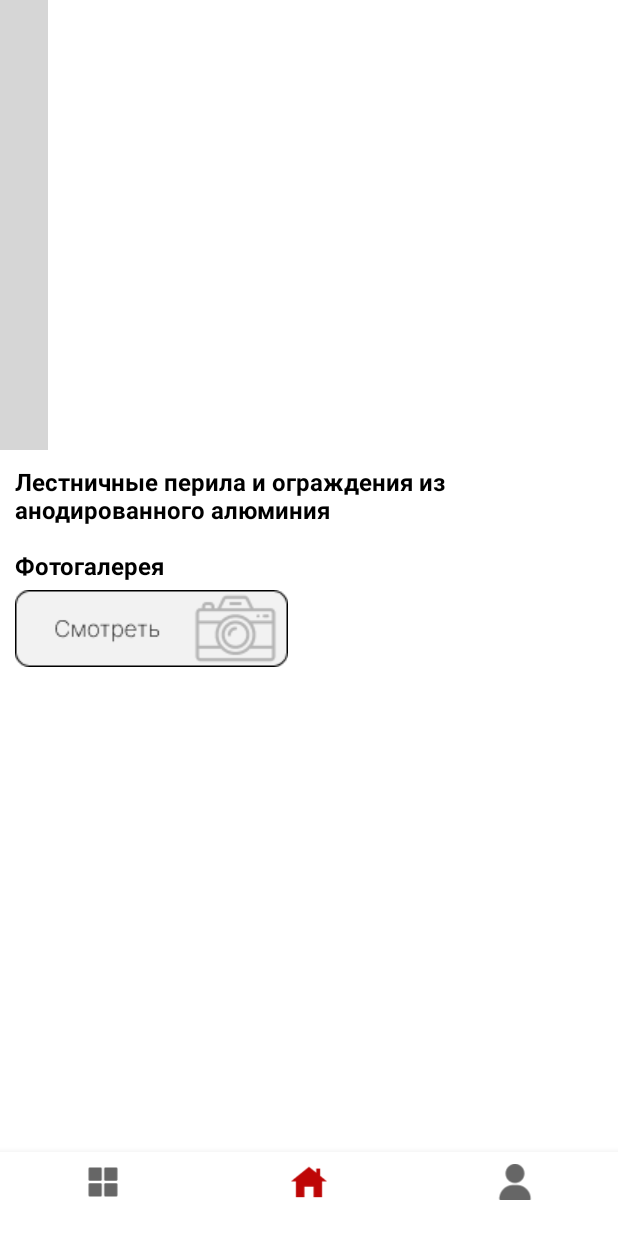
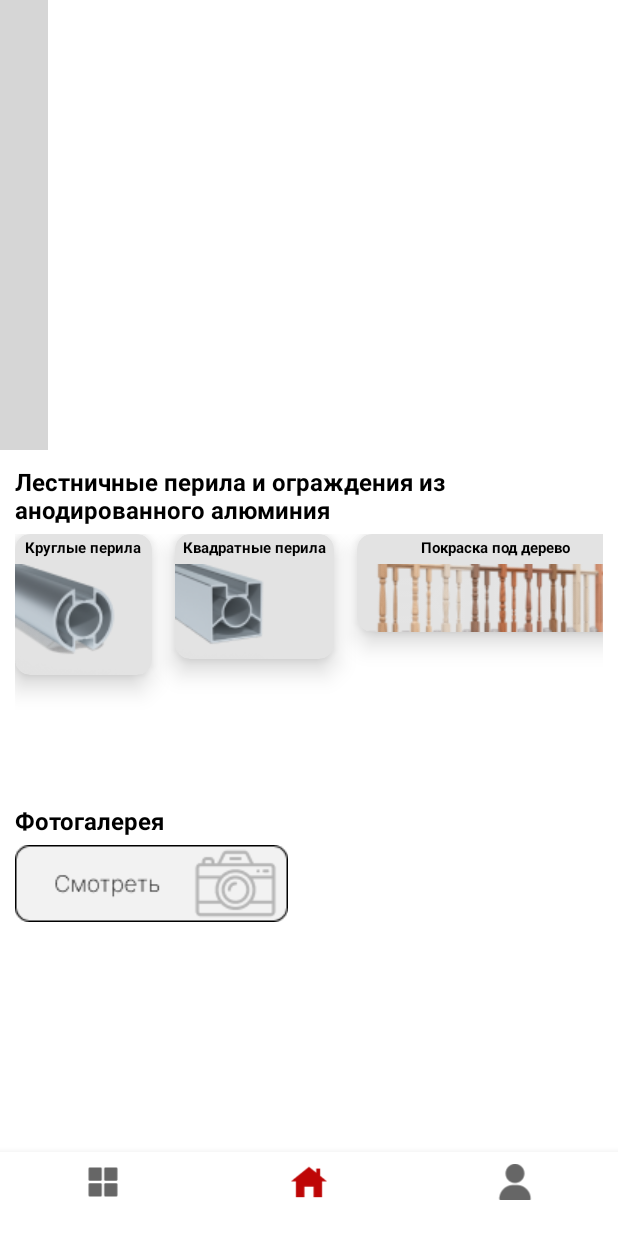
Before and after one commit to AndPhv/AlumPerilaApp, an Android app: the screen it shows after launch (MainActivity), on a phone screen of 412 x 824 dp. Run offline under Robolectric (Android 15) with nearby library versions, the phone set to English and light mode, and no system bars; our stand-ins replace navigation-ui; libraries missing offline, so code that uses them is left out: com.denzcoskun.imageslider; plain views replace ImageSlider; 7 statements that could not run were skipped; grey boxes are pictures that could not be loaded.

Commit message:
Создание recycler view и adapter для перехода в каталог

```diff
--- a/app/src/main/java/com/example/alumperilaapp/ui/home/HomeFragment.kt
+++ b/app/src/main/java/com/example/alumperilaapp/ui/home/HomeFragment.kt
@@ -4,7 +4,6 @@ import android.os.Bundle
 import android.view.LayoutInflater
 import android.view.View
 import android.view.ViewGroup
-import android.widget.ImageView
 import androidx.fragment.app.Fragment
 import androidx.fragment.app.viewModels
 import androidx.recyclerview.widget.LinearLayoutManager
@@ -17,7 +16,9 @@ class HomeFragment : Fragment(R.layout.fragment_home) {
 
     private lateinit var binding: FragmentHomeBinding
     private val vm: HomeViewModel by viewModels()
-    private val homeAdapter = HomeAdapter()
+    //private val homeAdapter = HomeAdapter()
+    private val homePerilAdapter = HomePerilaAdapter()
+
     private val imageList = arrayListOf<SlideModel>()
     override fun onCreateView(
         inflater: LayoutInflater,
@@ -40,8 +41,8 @@ class HomeFragment : Fragment(R.layout.fragment_home) {
 
     override fun onResume() {
         super.onResume()
-        vm.getHomeLiveData().observe(viewLifecycleOwner) {
-            homeAdapter.updateHomeList(it)
+        vm.getHomePerilaLiveData().observe(viewLifecycleOwner) {
+            homePerilAdapter.updateHomePerilaList(it)
         }
     }
 
@@ -51,6 +52,10 @@ class HomeFragment : Fragment(R.layout.fragment_home) {
             //rcImgPerila.adapter = homeAdapter
             //rcImgPerila.layoutManager = LinearLayoutManager(requireContext(), LinearLayoutManager.HORIZONTAL, false)
             //rcImgPerila.setItemViewCacheSize(20)
+
+            rcPerila.adapter = homePerilAdapter
+            rcPerila.layoutManager = LinearLayoutManager(requireContext(), LinearLayoutManager.HORIZONTAL, false)
+            rcPerila.setItemViewCacheSize(20)
         }
     }
 }
--- /dev/null
+++ b/app/src/main/java/com/example/alumperilaapp/ui/home/HomePerilaAdapter.kt
@@ -0,0 +1,44 @@
+package com.example.alumperilaapp.ui.home
+
+import android.view.LayoutInflater
+import android.view.View
+import android.view.ViewGroup
+import android.widget.ImageView
+import android.widget.TextView
+import androidx.recyclerview.widget.RecyclerView
+import com.example.alumperilaapp.R
+import com.example.domain.HomePerilaDomain
+
+class HomePerilaAdapter : RecyclerView.Adapter<HomePerilaAdapter.HomePerilaViewHolder>() {
+
+    private var homePerilaList = arrayListOf<HomePerilaDomain>()
+
+    class HomePerilaViewHolder(itemView: View) : RecyclerView.ViewHolder(itemView) {
+        val imgPerila: ImageView = itemView.findViewById(R.id.imgPerilaHome)
+        val txtPerila: TextView = itemView.findViewById(R.id.txtPerilaHome)
+    }
+
+    override fun onCreateViewHolder(parent: ViewGroup, viewType: Int): HomePerilaViewHolder {
+        val view = LayoutInflater.from(parent.context)
+            .inflate(R.layout.perila_home_item, parent, false)
+        return HomePerilaViewHolder(view)
+    }
+
+    override fun onBindViewHolder(holder: HomePerilaViewHolder, position: Int) {
+        val homePerila = homePerilaList[position]
+        holder.imgPerila.setImageResource(homePerila.imgPerila)
+        holder.txtPerila.text = homePerila.txtPerila
+    }
+
+    override fun getItemCount(): Int {
+        return homePerilaList.size
+    }
+
+    fun updateHomePerilaList(inputArrayList: List<HomePerilaDomain>) {
+        this.homePerilaList.clear()
+        notifyItemChanged(1)
+        this.homePerilaList.addAll(inputArrayList)
+        notifyItemRangeChanged(0, inputArrayList.size)
+    }
+
+}
--- a/app/src/main/java/com/example/alumperilaapp/ui/home/HomeViewModel.kt
+++ b/app/src/main/java/com/example/alumperilaapp/ui/home/HomeViewModel.kt
@@ -5,22 +5,26 @@ import androidx.lifecycle.MutableLiveData
 import androidx.lifecycle.ViewModel
 import com.example.alumperilaapp.R
 import com.example.domain.HomeDomain
+import com.example.domain.HomePerilaDomain
 
 class HomeViewModel : ViewModel() {
 
-    private val homeList = arrayListOf(
-        HomeDomain(R.drawable.image1),
-        HomeDomain(R.drawable.image2),
-        HomeDomain(R.drawable.image3),
-        HomeDomain(R.drawable.image4),
-        HomeDomain(R.drawable.image5)
+    private val homePerilaList = arrayListOf(
+        HomePerilaDomain((R.drawable.perila_home_0), "Круглые перила"),
+        HomePerilaDomain((R.drawable.perila_home_1), "Квадратные перила"),
+        HomePerilaDomain((R.drawable.perila_home_2), "Покраска под дерево"),
+        HomePerilaDomain((R.drawable.perila_home_3), "Плекси перила"),
+        HomePerilaDomain((R.drawable.perila_home_4), "Перила со стеклом"),
+        HomePerilaDomain((R.drawable.perila_home_5), "Пандусы"),
+        HomePerilaDomain((R.drawable.perila_home_6), "Балконы"),
+        HomePerilaDomain((R.drawable.perila_home_7), "Схемы сборки")
     )
 
-    private val homeLiveData = MutableLiveData<List<HomeDomain>>()
+    private val homePerilaLiveData = MutableLiveData<List<HomePerilaDomain>>()
 
-    fun getHomeLiveData(): LiveData<List<HomeDomain>> = homeLiveData
+    fun getHomePerilaLiveData(): LiveData<List<HomePerilaDomain>> = homePerilaLiveData
 
     init {
-        homeLiveData.value = homeList
+        homePerilaLiveData.value = homePerilaList
     }
 }
--- /dev/null
+++ b/app/src/main/res/drawable/background_perila_home.xml
@@ -0,0 +1,11 @@
+<?xml version="1.0" encoding="utf-8"?>
+<shape xmlns:android="http://schemas.android.com/apk/res/android">
+    <solid
+        android:color="#F3F3F3"/>
+    <corners
+        android:radius="50dp"/>
+
+    <stroke
+        android:width="3dp"
+        android:color="@color/dark_grey"/>
+</shape>
--- a/app/src/main/res/layout/fragment_home.xml
+++ b/app/src/main/res/layout/fragment_home.xml
@@ -1,5 +1,5 @@
 <?xml version="1.0" encoding="utf-8"?>
-<LinearLayout xmlns:android="http://schemas.android.com/apk/res/android"
+<ScrollView xmlns:android="http://schemas.android.com/apk/res/android"
     xmlns:app="http://schemas.android.com/apk/res-auto"
     xmlns:tools="http://schemas.android.com/tools"
     android:layout_width="match_parent"
@@ -7,15 +7,20 @@
     tools:context=".ui.home.HomeFragment"
     android:orientation="vertical">
 
+    <LinearLayout
+        android:layout_width="match_parent"
+        android:layout_height="wrap_content"
+        android:orientation="vertical">
+
         <com.denzcoskun.imageslider.ImageSlider
-        android:background="@drawable/background_image_home"
             android:id="@+id/image_slider"
             android:layout_width="wrap_content"
             android:layout_height="300dp"
+            android:background="@drawable/background_image_home"
             app:iss_auto_cycle="true"
+            app:iss_delay="10"
             app:iss_period="3000"
-        app:iss_delay="10"
-        app:iss_text_align="CENTER"/>
+            app:iss_text_align="CENTER" />
 
         <TextView
             android:id="@+id/perilaTxt"
@@ -32,7 +37,7 @@
         <androidx.recyclerview.widget.RecyclerView
             android:id="@+id/rcPerila"
             android:layout_width="match_parent"
-        android:layout_height="wrap_content"
+            android:layout_height="170dp"
             android:layout_marginStart="10dp"
             android:layout_marginTop="5dp"
             android:layout_marginEnd="10dp">
@@ -49,14 +54,16 @@
             android:text="Фотогалерея"
             android:textColor="#000000"
             android:textSize="16sp"
-        android:textStyle="bold"/>
+            android:textStyle="bold" />
 
         <ImageView
             android:id="@+id/imageView3"
             android:layout_width="wrap_content"
             android:layout_height="wrap_content"
-        android:src="@drawable/photo_gallery_home"
             android:layout_marginStart="10dp"
             android:layout_marginTop="5dp"
-        android:layout_marginEnd="10dp"/>
+            android:layout_marginEnd="10dp"
+            android:src="@drawable/photo_gallery_home" />
     </LinearLayout>
+
+</ScrollView>
--- a/app/src/main/res/layout/perila_home_item.xml
+++ b/app/src/main/res/layout/perila_home_item.xml
@@ -1,12 +1,34 @@
 <?xml version="1.0" encoding="utf-8"?>
-<LinearLayout xmlns:android="http://schemas.android.com/apk/res/android"
+<androidx.cardview.widget.CardView xmlns:android="http://schemas.android.com/apk/res/android"
     xmlns:app="http://schemas.android.com/apk/res-auto"
+    xmlns:tools="http://schemas.android.com/tools"
     android:layout_width="wrap_content"
-    android:layout_height="wrap_content">
+    android:layout_height="wrap_content"
+    android:layout_marginEnd="15dp"
+    app:cardBackgroundColor="#E3E3E3"
+    app:cardCornerRadius="10dp"
+    app:cardElevation="10dp">
+
+
+    <TextView
+        android:id="@+id/txtPerilaHome"
+        android:layout_width="wrap_content"
+        android:layout_height="wrap_content"
+        android:layout_gravity="center_horizontal"
+        android:layout_marginStart="5dp"
+        android:layout_marginTop="2dp"
+        android:layout_marginEnd="5dp"
+        android:text="Круглые перила"
+        android:textColor="#000000"
+        android:textSize="10sp"
+        android:textStyle="bold" />
 
     <ImageView
-        android:id="@+id/imageView2"
+        android:id="@+id/imgPerilaHome"
         android:layout_width="wrap_content"
-        android:layout_height="match_parent"
-        app:srcCompat="@drawable/round_perila_home" />
-</LinearLayout>
+        android:layout_height="wrap_content"
+        android:layout_marginTop="20dp"
+        app:srcCompat="@drawable/perila_home_0"
+        tools:layout_editor_absoluteX="0dp"
+        tools:layout_editor_absoluteY="36dp" />
+</androidx.cardview.widget.CardView>
--- /dev/null
+++ b/domain/src/main/java/com/example/domain/HomePerilaDomain.kt
@@ -0,0 +1,6 @@
+package com.example.domain
+
+data class HomePerilaDomain(
+    val imgPerila: Int,
+    val txtPerila: String
+)
```
Also changed, not shown: app/src/main/res/drawable/perila_home_0.png (added), app/src/main/res/drawable/perila_home_1.png (added), app/src/main/res/drawable/perila_home_2.png (added), app/src/main/res/drawable/perila_home_3.png (added), app/src/main/res/drawable/perila_home_4.png (added), app/src/main/res/drawable/perila_home_5.png (added), app/src/main/res/drawable/perila_home_6.png (added), app/src/main/res/drawable/perila_home_7.png (added), app/src/main/res/drawable/round_perila_home.png (deleted). Lines whose indentation alone changed are shown as unchanged.
